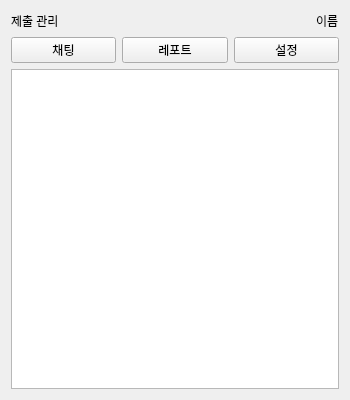
Old version of the form TA/submit_manager.ui in the repository gnu-swta/Report_pro.
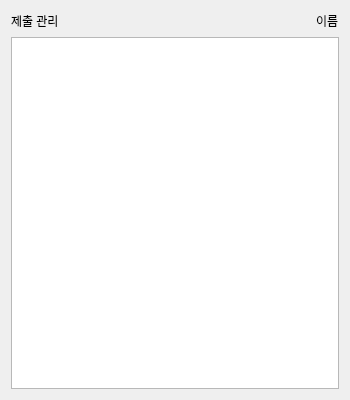
New version of the form.

```diff
--- a/TA/submit_manager.ui
+++ b/TA/submit_manager.ui
@@ -45,31 +45,6 @@
      </item>
     </layout>
    </item>
-   <item>
-    <layout class="QHBoxLayout" name="horizontalLayout_2">
-     <item>
-      <widget class="QPushButton" name="chat">
-       <property name="text">
-        <string>채팅</string>
-       </property>
-      </widget>
-     </item>
-     <item>
-      <widget class="QPushButton" name="report">
-       <property name="text">
-        <string>레포트</string>
-       </property>
-      </widget>
-     </item>
-     <item>
-      <widget class="QPushButton" name="set">
-       <property name="text">
-        <string>설정</string>
-       </property>
-      </widget>
-     </item>
-    </layout>
-   </item>
    <item>
     <layout class="QHBoxLayout" name="horizontalLayout_3">
      <item>
```
